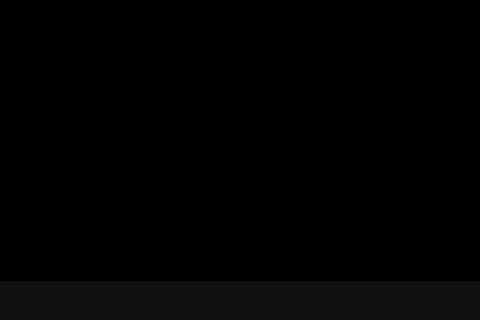
Before: the Qt Designer form mainwindow.ui in Nerter29/maze-generator, drawn with Qt 5; both pictures show x 320 to 800 and y 280 to 600 of the 800 by 600 pixel window.
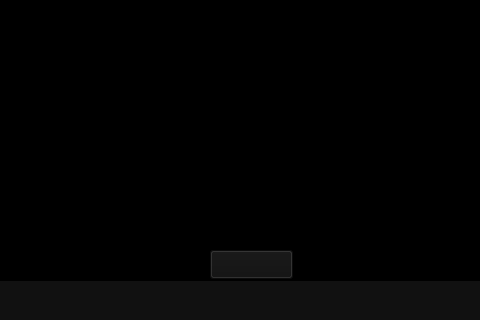
After: the same form once the commit is applied.

The edit to the form file:
```diff
--- a/mainwindow.ui
+++ b/mainwindow.ui
@@ -210,6 +210,19 @@
      <string>Quitter [échap]</string>
     </property>
    </widget>
+   <widget class="QPushButton" name="nerterButton">
+    <property name="geometry">
+     <rect>
+      <x>530</x>
+      <y>530</y>
+      <width>83</width>
+      <height>29</height>
+     </rect>
+    </property>
+    <property name="text">
+     <string/>
+    </property>
+   </widget>
   </widget>
   <widget class="QMenuBar" name="menubar">
    <property name="geometry">
```
